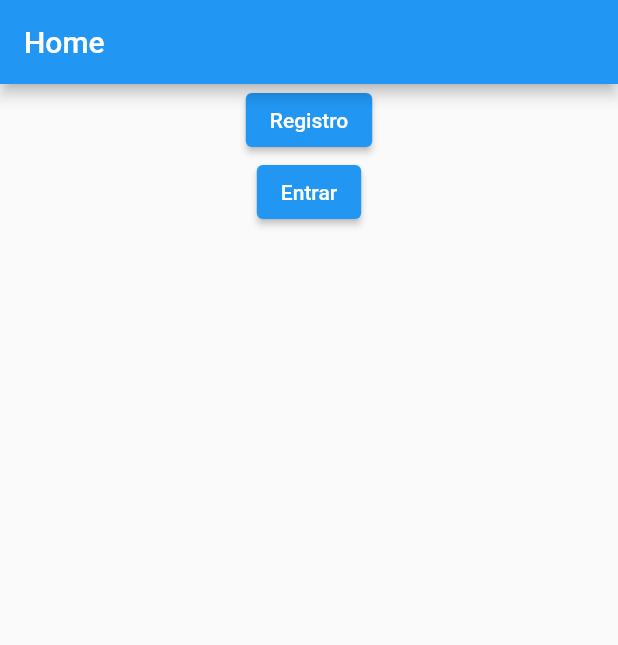
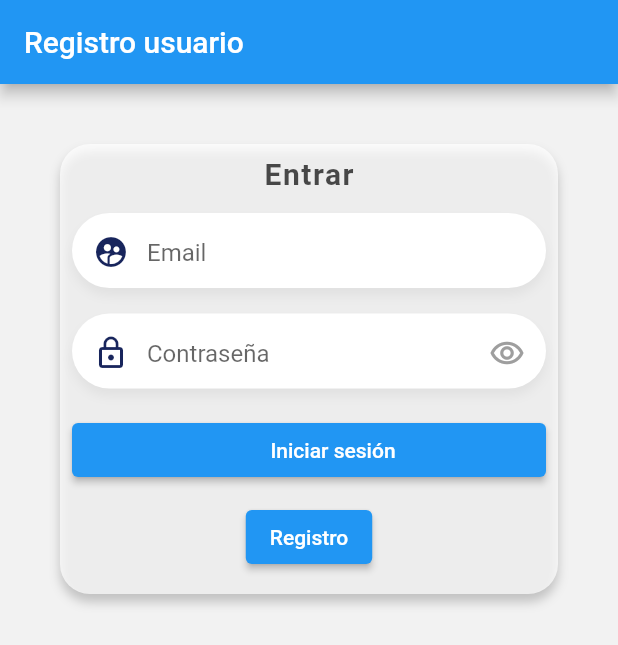
Before and after one commit to gonzalezruben681/qr_code_gestor, a Flutter app: the screen it shows after launch, on a phone screen of 412 x 824 dp. Shown: the top 645 px of the screen. Run offline on Flutter 3.47's test engine with Material 2 defaults, Android fonts, the phone set to English and light mode, and no system bars; drawn by our look-alikes of reactive_forms; our stand-ins replace cloud_firestore, firebase_auth, firebase_core, flutter_hooks, flutter_riverpod, flutter_secure_storage and 3 more; missing offline and left inert: barcode_image, file_selector, flutter_barcode_scanner; accounts and stored records are empty.

Commit message:
update: registro y login domain al igual presentación

```diff
--- a/lib/domain/repositories/auth_repository.dart
+++ b/lib/domain/repositories/auth_repository.dart
@@ -1,6 +1,6 @@
 abstract class AuthRepository {
-  Future<String?> authenticate(String email, String password);
-  Future<void> register(String nombre, String email, String password);
-  Future<void> signOut();
-  Future<bool> isSignedIn();
+  Future<String?> loginUser(String email, String password);
+  Future<void> registerUser(String nombre, String email, String password);
+  Future<void> logoutUser();
+  Future<bool> isUserLoggedIn();
 }
--- a/lib/main.dart
+++ b/lib/main.dart
@@ -1,5 +1,8 @@
 import 'package:flutter/material.dart';
+import 'package:flutter_riverpod/flutter_riverpod.dart';
 import 'package:qr_code_gestor/presentation/view/home_view.dart';
+import 'package:qr_code_gestor/presentation/view/login_view.dart';
+import 'package:qr_code_gestor/presentation/view/main_view.dart';
 import 'package:qr_code_gestor/presentation/view/qr_gestor.dart';
 import 'package:firebase_core/firebase_core.dart';
 import 'package:qr_code_gestor/presentation/view/qr_scan.dart';
@@ -11,7 +14,7 @@ void main() async {
   await Firebase.initializeApp(
     options: DefaultFirebaseOptions.currentPlatform,
   );
-  runApp(const MyApp());
+  runApp(const ProviderScope(child: MyApp()));
 }
 
 class MyApp extends StatelessWidget {
@@ -25,6 +28,8 @@ class MyApp extends StatelessWidget {
       initialRoute: '/',
       routes: {
         '/': (context) => const HomeView(),
+        '/login': (context) => const LoginView(),
+        '/main': (context) => const MainView(),
         '/register': (context) => const RegisterView(),
         '/qrgestor': (context) => const QRGestor(),
         '/qrscan': (context) => const QRScanWiew(),
--- a/lib/presentation/view/home_view.dart
+++ b/lib/presentation/view/home_view.dart
@@ -1,21 +1,24 @@
 import 'package:flutter/material.dart';
+import 'package:hooks_riverpod/hooks_riverpod.dart';
+import 'package:qr_code_gestor/presentation/view/login_view.dart';
+import 'package:qr_code_gestor/presentation/view/main_view.dart';
+import 'package:qr_code_gestor/providers/firebase_auth_providers.dart';
 
-class HomeView extends StatelessWidget {
+class HomeView extends HookConsumerWidget {
   const HomeView({super.key});
 
   @override
-  Widget build(BuildContext context) {
-    return Scaffold(
-      appBar: AppBar(title: const Text('Home')),
-      body: Center(
-          child: Column(
-        children: [
-          ElevatedButton(
-              onPressed: () => Navigator.pushNamed(context, '/register'),
-              child: const Text('Registro')),
-          ElevatedButton(onPressed: () {}, child: const Text('Entrar')),
-        ],
-      )),
+  Widget build(BuildContext context, WidgetRef ref) {
+    final authRepository = ref.read(firebaseAuthProvider);
+    return FutureBuilder(
+      future: authRepository.isUserLoggedIn(),
+      builder: (context, snapshot) {
+        if (snapshot.hasData && snapshot.data == true) {
+          return const MainView();
+        } else {
+          return const LoginView();
+        }
+      },
     );
   }
 }
--- /dev/null
+++ b/lib/presentation/view/login_view.dart
@@ -0,0 +1,143 @@
+import 'package:flutter/material.dart';
+import 'package:flutter_hooks/flutter_hooks.dart';
+import 'package:hooks_riverpod/hooks_riverpod.dart';
+import 'package:qr_code_gestor/presentation/widgets/custom_button.dart';
+import 'package:qr_code_gestor/presentation/widgets/custom_input.dart';
+import 'package:qr_code_gestor/providers/firebase_auth_providers.dart';
+import 'package:reactive_forms/reactive_forms.dart';
+
+class LoginView extends StatelessWidget {
+  const LoginView({super.key});
+
+  @override
+  Widget build(BuildContext context) {
+    return Scaffold(
+      backgroundColor: const Color(0xffF2f2F2),
+      appBar: AppBar(title: const Text('Registro usuario')),
+      body: SingleChildScrollView(
+        child: SizedBox(
+          height: 620,
+          child: Column(
+              mainAxisAlignment: MainAxisAlignment.spaceBetween,
+              children: [
+                _Form(),
+              ]),
+        ),
+      ),
+    );
+  }
+}
+
+// ignore: must_be_immutable
+class _Form extends HookConsumerWidget {
+  // bool _showPassword = true;
+  late String nombre;
+  late String email;
+  late String password;
+
+// validaciones del formulario
+  final form = FormGroup({
+    'email': FormControl<String>(validators: [
+      Validators.required,
+      Validators.email,
+    ]),
+    'password': FormControl<String>(validators: [
+      Validators.required,
+    ]),
+  });
+
+  @override
+  Widget build(BuildContext context, WidgetRef ref) {
+    final showPassword = useState(true);
+    final authRepository = ref.read(firebaseAuthProvider);
+    return Center(
+      child: Container(
+        margin: const EdgeInsets.only(top: 40),
+        padding: const EdgeInsets.symmetric(horizontal: 40),
+        child: Container(
+          decoration: BoxDecoration(
+              color: Colors.white70,
+              borderRadius: BorderRadius.circular(20),
+              boxShadow: [
+                BoxShadow(
+                    color: Colors.black.withOpacity(0.2),
+                    offset: const Offset(0, 5),
+                    blurRadius: 5)
+              ]),
+          height: 300,
+          width: 350,
+          padding: const EdgeInsets.all(8.0),
+          child: Center(
+            child: ReactiveForm(
+              formGroup: form,
+              child: Column(
+                children: [
+                  Text(
+                    'Entrar',
+                    style: TextStyle(
+                        color: Colors.black.withOpacity(.7),
+                        fontWeight: FontWeight.w600,
+                        fontSize: 20,
+                        letterSpacing: 1),
+                  ),
+                  const SizedBox(height: 15),
+                  CustomInput(
+                    icon: Icons.supervised_user_circle,
+                    placeholder: 'Email',
+                    formControlName: 'email',
+                    validationMessages: {
+                      ValidationMessage.required: (error) =>
+                          'Este campo es requerido',
+                      ValidationMessage.email: (error) =>
+                          'Ingrese un email correcto',
+                    },
+                  ),
+                  const SizedBox(height: 15),
+                  CustomInput(
+                    icon: Icons.lock_outline,
+                    placeholder: 'Contraseña',
+                    formControlName: 'password',
+                    validationMessages: {
+                      ValidationMessage.required: (error) =>
+                          'Este campo es requerido',
+                    },
+                    obscureText: showPassword.value,
+                    suffixIcon: IconButton(
+                      icon: Icon(
+                        Icons.remove_red_eye_outlined,
+                        color: showPassword.value
+                            ? Colors.grey
+                            : const Color(0xff18255c),
+                      ),
+                      onPressed: () => showPassword.value = !showPassword.value,
+                    ),
+                  ),
+                  const SizedBox(height: 15),
+                  CustomButton(
+                    text: 'Iniciar sesión',
+                    onPressed: () async {
+                      FocusScope.of(context).unfocus();
+                      if (form.invalid) {
+                        form.markAllAsTouched();
+                        return;
+                      }
+                      email = form.control('email').value!;
+                      password = form.control('password').value!;
+                      authRepository.loginUser(email.trim(), password.trim());
+                      Navigator.pushReplacementNamed(context, '/main');
+                    },
+                  ),
+                  const SizedBox(height: 10),
+                  ElevatedButton(
+                      onPressed: () =>
+                          Navigator.pushNamed(context, '/register'),
+                      child: const Text('Registro')),
+                ],
+              ),
+            ),
+          ),
+        ),
+      ),
+    );
+  }
+}
--- a/lib/presentation/widgets/custom_input.dart
+++ b/lib/presentation/widgets/custom_input.dart
@@ -43,7 +43,9 @@ class CustomInput extends StatelessWidget {
                     blurRadius: 5)
               ]),
         ),
-        ReactiveTextField<String>(
+        Container(
+          padding: const EdgeInsets.symmetric(horizontal: 2, vertical: 2),
+          child: ReactiveTextField<String>(
             style: style,
             cursorColor: const Color(0xff18255c),
             formControlName: formControlName,
@@ -66,6 +68,7 @@ class CustomInput extends StatelessWidget {
                 border: InputBorder.none,
                 hintText: placeholder),
           ),
+        ),
       ],
     );
   }
--- /dev/null
+++ b/lib/providers/firebase_auth_providers.dart
@@ -0,0 +1,7 @@
+import 'package:flutter_riverpod/flutter_riverpod.dart';
+import 'package:qr_code_gestor/data/firebase/repositories/auth_repository_impl.dart';
+import 'package:qr_code_gestor/domain/usecases/auth.dart';
+
+// Injeccion de dependencias
+final firebaseAuthProvider = Provider<AuthenticationUseCase>((ref) =>
+    AuthenticationUseCase(authenticationRepository: AuthRepositoryImpl()));
--- a/pubspec.yaml
+++ b/pubspec.yaml
@@ -41,6 +41,7 @@ dependencies:
   file_selector: ^0.9.2+4
   flutter_barcode_scanner: ^2.0.0
   reactive_forms: ^14.1.0
+  flutter_hooks: ^0.18.6
   image:
   #dependencias de firebase
   firebase_core: ^2.9.0
@@ -49,6 +50,7 @@ dependencies:
   #riverpod
   flutter_riverpod: ^2.3.2
   hooks_riverpod: ^2.3.2
+  flutter_secure_storage: ^8.0.0
 
 
 dev_dependencies:
```
Also changed, not shown: lib/data/firebase/repositories/auth_repository_impl.dart (+50 -19 lines), lib/domain/usecases/auth.dart (+9 -8 lines), lib/presentation/view/main_view.dart (added, +12 -0 lines), lib/presentation/view/register_user_view.dart (+29 -17 lines), pubspec.lock, 5 other files. Lines whose indentation alone changed are shown as unchanged.
